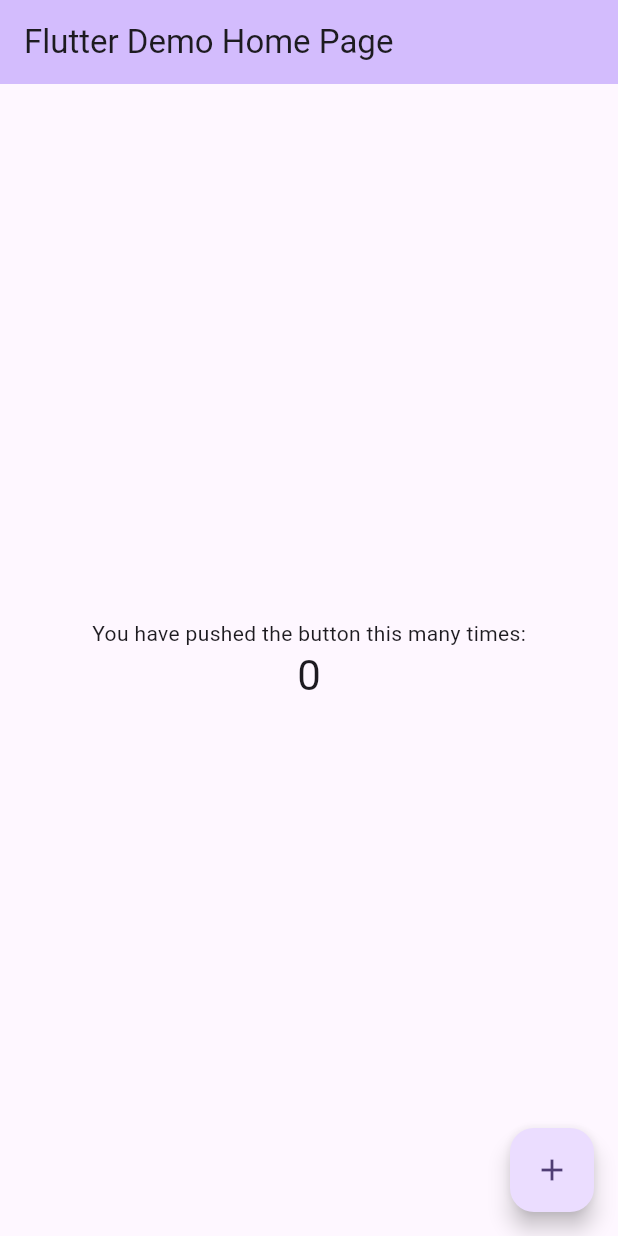
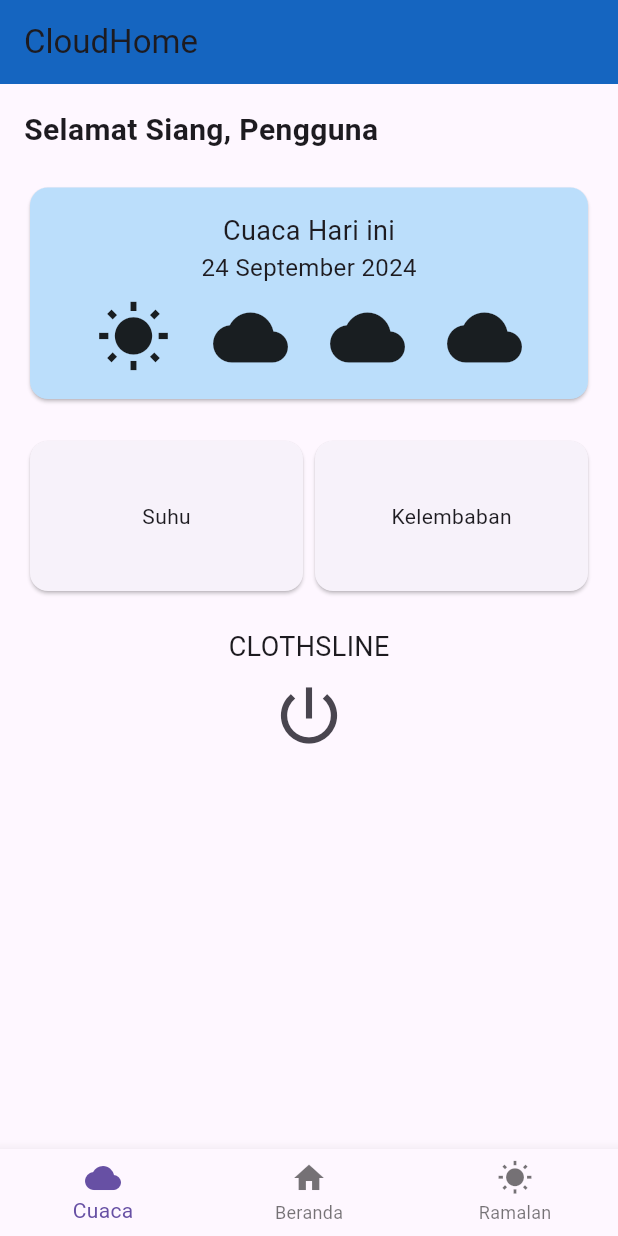
Before and after one commit to ghiyaazt/CloudHome_Project-Workshop-Aplikasi-Mobile, a Flutter app: the screen it shows after launch, on a phone screen of 412 x 824 dp. Run offline on Flutter 3.47's test engine with Material 3 defaults, Android fonts, the phone set to English and light mode, and no system bars.

Commit message:
update 2

```diff
--- a/lib/main.dart
+++ b/lib/main.dart
@@ -1,125 +1,122 @@
 import 'package:flutter/material.dart';
 
 void main() {
-  runApp(const MyApp());
+  runApp(AplikasiSaya());
 }
 
-class MyApp extends StatelessWidget {
-  const MyApp({super.key});
-
-  // This widget is the root of your application.
+class AplikasiSaya extends StatelessWidget {
   @override
   Widget build(BuildContext context) {
     return MaterialApp(
-      title: 'Flutter Demo',
-      theme: ThemeData(
-        // This is the theme of your application.
-        //
-        // TRY THIS: Try running your application with "flutter run". You'll see
-        // the application has a purple toolbar. Then, without quitting the app,
-        // try changing the seedColor in the colorScheme below to Colors.green
-        // and then invoke "hot reload" (save your changes or press the "hot
-        // reload" button in a Flutter-supported IDE, or press "r" if you used
-        // the command line to start the app).
-        //
-        // Notice that the counter didn't reset back to zero; the application
-        // state is not lost during the reload. To reset the state, use hot
-        // restart instead.
-        //
-        // This works for code too, not just values: Most code changes can be
-        // tested with just a hot reload.
-        colorScheme: ColorScheme.fromSeed(seedColor: Colors.deepPurple),
-        useMaterial3: true,
-      ),
-      home: const MyHomePage(title: 'Flutter Demo Home Page'),
+      home: HalamanDashboard(),
     );
   }
 }
 
-class MyHomePage extends StatefulWidget {
-  const MyHomePage({super.key, required this.title});
-
-  // This widget is the home page of your application. It is stateful, meaning
-  // that it has a State object (defined below) that contains fields that affect
-  // how it looks.
-
-  // This class is the configuration for the state. It holds the values (in this
-  // case the title) provided by the parent (in this case the App widget) and
-  // used by the build method of the State. Fields in a Widget subclass are
-  // always marked "final".
-
-  final String title;
-
-  @override
-  State<MyHomePage> createState() => _MyHomePageState();
-}
-
-class _MyHomePageState extends State<MyHomePage> {
-  int _counter = 0;
-
-  void _incrementCounter() {
-    setState(() {
-      // This call to setState tells the Flutter framework that something has
-      // changed in this State, which causes it to rerun the build method below
-      // so that the display can reflect the updated values. If we changed
-      // _counter without calling setState(), then the build method would not be
-      // called again, and so nothing would appear to happen.
-      _counter++;
-    });
-  }
-
+class HalamanDashboard extends StatelessWidget {
   @override
   Widget build(BuildContext context) {
-    // This method is rerun every time setState is called, for instance as done
-    // by the _incrementCounter method above.
-    //
-    // The Flutter framework has been optimized to make rerunning build methods
-    // fast, so that you can just rebuild anything that needs updating rather
-    // than having to individually change instances of widgets.
     return Scaffold(
       appBar: AppBar(
-        // TRY THIS: Try changing the color here to a specific color (to
-        // Colors.amber, perhaps?) and trigger a hot reload to see the AppBar
-        // change color while the other colors stay the same.
-        backgroundColor: Theme.of(context).colorScheme.inversePrimary,
-        // Here we take the value from the MyHomePage object that was created by
-        // the App.build method, and use it to set our appbar title.
-        title: Text(widget.title),
+        title: Text('CloudHome'),
+        backgroundColor: Colors.blue[800],
       ),
-      body: Center(
-        // Center is a layout widget. It takes a single child and positions it
-        // in the middle of the parent.
+      body: Padding(
+        padding: const EdgeInsets.all(16.0),
         child: Column(
-          // Column is also a layout widget. It takes a list of children and
-          // arranges them vertically. By default, it sizes itself to fit its
-          // children horizontally, and tries to be as tall as its parent.
-          //
-          // Column has various properties to control how it sizes itself and
-          // how it positions its children. Here we use mainAxisAlignment to
-          // center the children vertically; the main axis here is the vertical
-          // axis because Columns are vertical (the cross axis would be
-          // horizontal).
-          //
-          // TRY THIS: Invoke "debug painting" (choose the "Toggle Debug Paint"
-          // action in the IDE, or press "p" in the console), to see the
-          // wireframe for each widget.
-          mainAxisAlignment: MainAxisAlignment.center,
-          children: <Widget>[
-            const Text(
-              'You have pushed the button this many times:',
+          crossAxisAlignment: CrossAxisAlignment.stretch,
+          children: [
+            Text(
+              'Selamat Siang, Pengguna',
+              style: TextStyle(fontSize: 20, fontWeight: FontWeight.bold),
             ),
-            Text(
-              '$_counter',
-              style: Theme.of(context).textTheme.headlineMedium,
+            SizedBox(height: 20),
+            Card(
+              color: Colors.blue[100],
+              child: Padding(
+                padding: const EdgeInsets.all(16.0),
+                child: Column(
+                  children: [
+                    Text(
+                      'Cuaca Hari ini',
+                      style: TextStyle(fontSize: 18),
+                    ),
+                    Text(
+                      '24 September 2024',
+                      style: TextStyle(fontSize: 16),
+                    ),
+                    SizedBox(height: 10),
+                    Row(
+                      mainAxisAlignment: MainAxisAlignment.spaceEvenly,
+                      children: [
+                        Icon(Icons.wb_sunny, size: 50),
+                        Icon(Icons.cloud, size: 50),
+                        Icon(Icons.cloud, size: 50),
+                        Icon(Icons.wb_cloudy, size: 50),
+                      ],
+                    ),
+                  ],
+                ),
+              ),
+            ),
+            SizedBox(height: 20),
+            Row(
+              children: [
+                Expanded(
+                  child: Card(
+                    child: Container(
+                      height: 100,
+                      child: Center(
+                        child: Text('Suhu'),
+                      ),
+                    ),
+                  ),
+                ),
+                Expanded(
+                  child: Card(
+                    child: Container(
+                      height: 100,
+                      child: Center(
+                        child: Text('Kelembaban'),
+                      ),
+                    ),
+                  ),
+                ),
+              ],
+            ),
+            SizedBox(height: 20),
+            Center(
+              child: Column(
+                children: [
+                  Text('CLOTHSLINE', style: TextStyle(fontSize: 18)),
+                  IconButton(
+                    icon: Icon(Icons.power_settings_new, size: 50),
+                    onPressed: () {
+                      // Tambahkan fungsionalitas di sini
+                    },
+                  ),
+                ],
+              ),
             ),
           ],
         ),
       ),
-      floatingActionButton: FloatingActionButton(
-        onPressed: _incrementCounter,
-        tooltip: 'Increment',
-        child: const Icon(Icons.add),
-      ), // This trailing comma makes auto-formatting nicer for build methods.
+      bottomNavigationBar: BottomNavigationBar(
+        items: [
+          BottomNavigationBarItem(
+            icon: Icon(Icons.wb_cloudy),
+            label: 'Cuaca',
+          ),
+          BottomNavigationBarItem(
+            icon: Icon(Icons.home),
+            label: 'Beranda',
+          ),
+          BottomNavigationBarItem(
+            icon: Icon(Icons.wb_sunny),
+            label: 'Ramalan',
+          ),
+        ],
+      ),
     );
   }
 }
```
